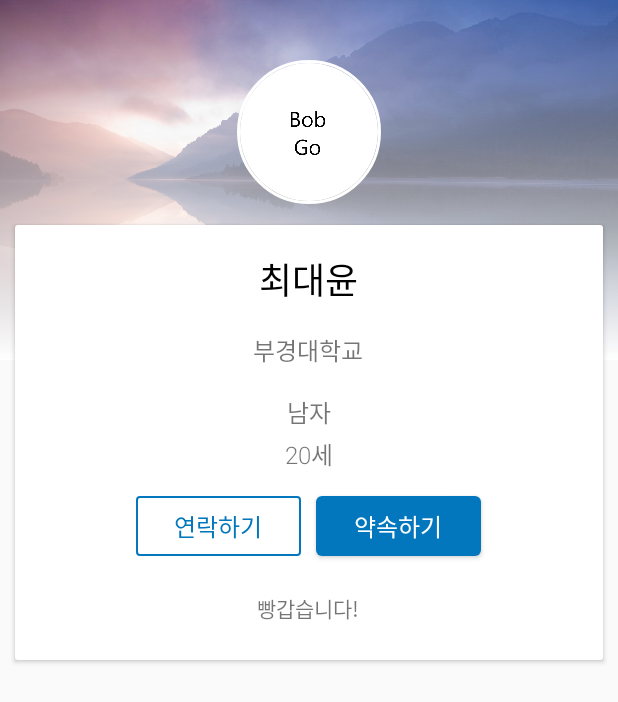
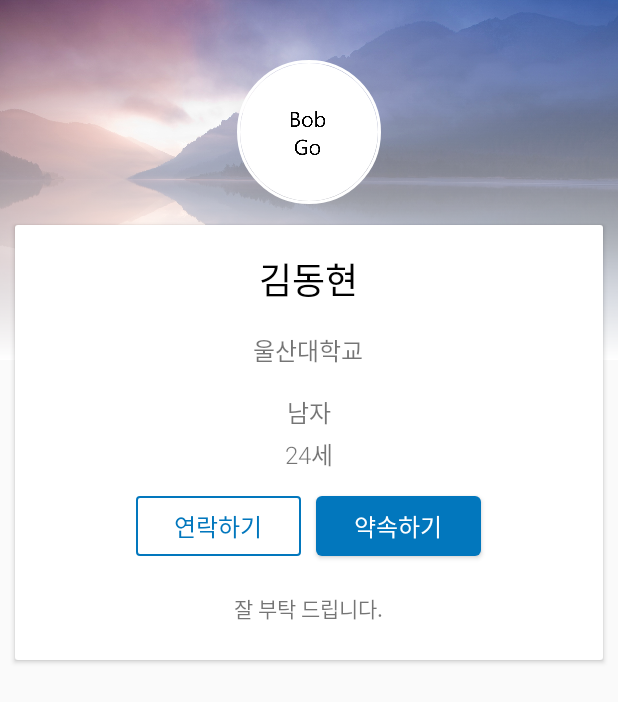
Before and after one commit to pknu-wap/BobGO, an Android app: the screen it shows after launch (profileActivity), after a tap on "김동현", on a phone screen of 412 x 824 dp. Shown: the top 702 px of the screen. Run offline under Robolectric (Android 15) with nearby library versions, the phone set to English and light mode, and no system bars; our stand-ins replace CircleImageView.

Commit message:
1. 자기소개 추가 2. 정보들고 넘어가기 // 배열에 정보담아서 position 번호 매겨서 intent.putExtra 해줬음. 3. id 수정

```diff
--- a/app/src/main/java/com/example/myapplication/MainActivity.java
+++ b/app/src/main/java/com/example/myapplication/MainActivity.java
@@ -17,8 +17,9 @@ public class MainActivity extends Activity {
     private ArrayList<MyData> myDataset;
     private String[] name={"최대윤","김동현","박충현","이지영","나영석"};
     private String[] uni={"부경대학교","울산대학교","중앙대학교","서울대학교","서강대학교"};
-    private String[] sex={"남자","여자"};
+    private String[] sex={"남자","남자","남자","여자","남자"};
     private String[] age={"20세","24세","22세","21세","25세"};
+    private String[] selfintro={"안녕하세요~","잘 부탁 드립니다.","반갑습니다~","ㅎㅇㅎㅇ","Hello World!"};
 
     @Override
     protected void onCreate(Bundle savedInstanceState) {
@@ -36,17 +37,26 @@ public class MainActivity extends Activity {
         mAdapter = new MyAdapter(myDataset, new View.OnClickListener() {
             @Override
             public void onClick(View v) {
+                int position = (int)v.getTag();
+
                 Intent intent = new Intent(MainActivity.this, profileActivity.class);
+
+                intent.putExtra("name",name[position]);
+                intent.putExtra("uni",uni[position]);
+                intent.putExtra("sex",sex[position]);
+                intent.putExtra("age",age[position]);
+                intent.putExtra("selfintro",selfintro[position]);
+
                 startActivity(intent);
             }
         });
         recyclerView.setAdapter(mAdapter);
 
-        myDataset.add(new MyData(name[0],uni[0],sex[0],age[0],R.drawable.bobgotyping));
-        myDataset.add(new MyData(name[1],uni[1],sex[0],age[1],R.drawable.bobgotyping));
-        myDataset.add(new MyData(name[2],uni[2],sex[0],age[2],R.drawable.bobgotyping));
-        myDataset.add(new MyData(name[3],uni[3],sex[1],age[3],R.drawable.bobgotyping));
-        myDataset.add(new MyData(name[4],uni[4],sex[0],age[4],R.drawable.bobgotyping));
+        myDataset.add(new MyData(name[0],uni[0],sex[0],age[0],selfintro[0],R.drawable.bobgotyping));
+        myDataset.add(new MyData(name[1],uni[1],sex[1],age[1],selfintro[1],R.drawable.bobgotyping));
+        myDataset.add(new MyData(name[2],uni[2],sex[2],age[2],selfintro[2],R.drawable.bobgotyping));
+        myDataset.add(new MyData(name[3],uni[3],sex[3],age[3],selfintro[3],R.drawable.bobgotyping));
+        myDataset.add(new MyData(name[4],uni[4],sex[4],age[4],selfintro[4],R.drawable.bobgotyping));
 
 
 
--- a/app/src/main/java/com/example/myapplication/MyAdapter.java
+++ b/app/src/main/java/com/example/myapplication/MyAdapter.java
@@ -27,20 +27,22 @@ public class MyAdapter extends RecyclerView.Adapter<MyAdapter.MyViewHolder> {
     public static class MyViewHolder extends RecyclerView.ViewHolder {
 
         // each data item is just a string in this case
-        public TextView TextView_title;
-        public TextView TextView_content1;
-        public TextView TextView_content2;
-        public TextView TextView_content3;
+        public TextView TextView_name;
+        public TextView TextView_uni;
+        public TextView TextView_sex;
+        public TextView TextView_age;
+        public TextView TextView_selfintro;
         public ImageView ImageView_title;
         public View LinearLayout_Click;
 
         public MyViewHolder(View view) {
             super(view);
 
-            TextView_title = view.findViewById(R.id.TextView_title);
-            TextView_content1 = view.findViewById(R.id.TextView_content1);
-            TextView_content2 = view.findViewById(R.id.TextView_content2);
-            TextView_content3 = view.findViewById(R.id.TextView_content3);
+            TextView_name = view.findViewById(R.id.TextView_name);
+            TextView_uni = view.findViewById(R.id.TextView_uni);
+            TextView_sex = view.findViewById(R.id.TextView_sex);
+            TextView_age = view.findViewById(R.id.TextView_age);
+            TextView_selfintro = view.findViewById(R.id.TextView_selfintro);
             ImageView_title = view.findViewById(R.id.ImageView_title);
             LinearLayout_Click = view.findViewById(R.id.LinearLayout_Click);
 
@@ -75,10 +77,11 @@ public class MyAdapter extends RecyclerView.Adapter<MyAdapter.MyViewHolder> {
     public void onBindViewHolder(MyViewHolder holder, final int position) {
         // - get element from your dataset at this position
         // - replace the contents of the view with that element
-        holder.TextView_title.setText(mDataset.get(position).name);
-        holder.TextView_content1.setText(mDataset.get(position).uni);
-        holder.TextView_content2.setText(mDataset.get(position).sex);
-        holder.TextView_content3.setText(mDataset.get(position).age);
+        holder.TextView_name.setText(mDataset.get(position).name);
+        holder.TextView_uni.setText(mDataset.get(position).uni);
+        holder.TextView_sex.setText(mDataset.get(position).sex);
+        holder.TextView_age.setText(mDataset.get(position).age);
+        holder.TextView_selfintro.setText(mDataset.get(position).selfintro);
         holder.ImageView_title.setImageResource(mDataset.get(position).img);
         holder.LinearLayout_Click.setTag(position);
    }
@@ -94,13 +97,14 @@ public class MyAdapter extends RecyclerView.Adapter<MyAdapter.MyViewHolder> {
 
 }
 class MyData{
-    public String name,uni,sex,age;
+    public String name,uni,sex,age,selfintro;
     public int img;
-    public MyData(String name,String uni,String sex,String age, int img){
+    public MyData(String name,String uni,String sex,String age,String selfintro, int img){
         this.name=name;
         this.uni=uni;
         this.sex=sex;
         this.age=age;
+        this.selfintro=selfintro;
         this.img=img;
     }
 }
--- a/app/src/main/java/com/example/myapplication/profileActivity.java
+++ b/app/src/main/java/com/example/myapplication/profileActivity.java
@@ -9,16 +9,40 @@ import android.support.v7.widget.RecyclerView;
 import android.view.Window;
 import android.view.WindowManager;
 import android.widget.LinearLayout;
+import android.widget.TextView;
 
 public class profileActivity extends Activity {
 
+
+    private TextView profile_name;
+    private TextView profile_uni;
+    private TextView profile_age;
+    private TextView profile_sex;
+    private TextView profile_selfintro;
 
     @Override
     protected void onCreate(Bundle savedInstanceState) {
         super.onCreate(savedInstanceState);
         setContentView(R.layout.activity_profile);
+        profile_name=findViewById(R.id.profile_name);
+        profile_uni=findViewById(R.id.profile_uni);
+        profile_sex=findViewById(R.id.profile_sex);
+        profile_age=findViewById(R.id.profile_age);
+        profile_selfintro=findViewById(R.id.profile_selfintro);
 
         Intent intent = getIntent();
+        Bundle bundle = intent.getExtras();
+        String name = bundle.getString("name");
+        String uni = bundle.getString("uni");
+        String age = bundle.getString("age");
+        String sex = bundle.getString("sex");
+        String selfintro = bundle.getString("selfintro");
+
+        profile_name.setText(name);
+        profile_uni.setText(uni);
+        profile_age.setText(age);
+        profile_sex.setText(sex);
+        profile_selfintro.setText(selfintro);
 
     }
 }
--- a/app/src/main/res/layout/activity_profile.xml
+++ b/app/src/main/res/layout/activity_profile.xml
@@ -40,7 +40,7 @@
             android:layout_marginTop="18dp"
             android:layout_marginBottom="8dp"
             android:fontFamily="sans-serif"
-            android:text="최대윤"
+            android:text="이름"
             android:textColor="@android:color/black"
             android:textSize="24sp" />
 
@@ -54,7 +54,7 @@
             android:fontFamily="sans-serif-medium"
             android:gravity="center"
             android:lines="2"
-            android:text="부경대학교"
+            android:text="대학교"
             android:textSize="16sp" />
 
         <TextView
@@ -65,7 +65,7 @@
             android:layout_centerHorizontal="true"
             android:layout_marginBottom="4dp"
             android:fontFamily="sans-serif-light"
-            android:text="남자"
+            android:text="성별"
             android:textSize="16sp" />
 
         <TextView
@@ -76,7 +76,7 @@
             android:layout_centerHorizontal="true"
             android:layout_marginBottom="16dp"
             android:fontFamily="sans-serif-light"
-            android:text="20세"
+            android:text="나이"
             android:textSize="16sp" />
 
         <Space
@@ -122,7 +122,7 @@
             android:textSize="16sp" />
 
         <TextView
-            android:id="@+id/profile_introduce"
+            android:id="@+id/profile_selfintro"
             android:layout_width="310dp"
             android:layout_height="wrap_content"
             android:layout_below="@id/profile_message"
@@ -131,7 +131,7 @@
             android:fontFamily="sans-serif-medium"
             android:gravity="center"
             android:lines="2"
-            android:text="빵갑습니다!"
+            android:text="자기소개"
             android:textSize="14sp" />
 
     </RelativeLayout>
--- a/app/src/main/res/layout/item_cardview.xml
+++ b/app/src/main/res/layout/item_cardview.xml
@@ -41,7 +41,7 @@
                 >
 
                 <TextView
-                    android:id="@+id/TextView_title"
+                    android:id="@+id/TextView_name"
                     android:layout_width="match_parent"
                     android:layout_height="wrap_content"
                     android:layout_alignParentBottom="true"
@@ -52,7 +52,7 @@
                     android:textStyle="bold" />
 
                 <TextView
-                    android:id="@+id/TextView_content1"
+                    android:id="@+id/TextView_uni"
                     android:layout_width="match_parent"
                     android:layout_height="wrap_content"
                     android:ellipsize="end"
@@ -62,7 +62,7 @@
                     android:text="Text"
                     android:textSize="15dp" />
                 <TextView
-                    android:id="@+id/TextView_content2"
+                    android:id="@+id/TextView_sex"
                     android:layout_width="match_parent"
                     android:layout_height="wrap_content"
                     android:ellipsize="end"
@@ -72,7 +72,7 @@
                     android:text="Text"
                     android:textSize="15dp" />
                 <TextView
-                    android:id="@+id/TextView_content3"
+                    android:id="@+id/TextView_age"
                     android:layout_width="match_parent"
                     android:layout_height="wrap_content"
                     android:ellipsize="end"
@@ -81,6 +81,11 @@
                     android:paddingRight="25dp"
                     android:text="Text"
                     android:textSize="15dp" />
+                <TextView
+                    android:id="@+id/TextView_selfintro"
+                    android:layout_width="match_parent"
+                    android:layout_height="0dp"
+                     />
             </LinearLayout>
 
 
```
